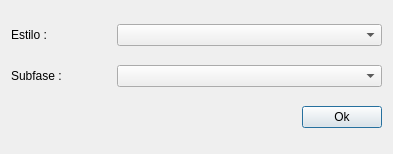
The window that uis/addStyleProfileForm.ui (dsgoficial/SAP_Gerente) describes before a commit, drawn with Qt 5.
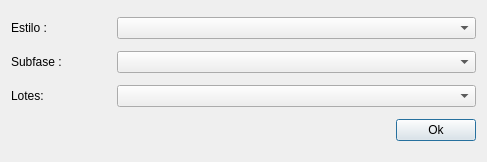
The same window after the commit.

```diff
--- a/uis/addStyleProfileForm.ui
+++ b/uis/addStyleProfileForm.ui
@@ -6,15 +6,15 @@
    <rect>
     <x>0</x>
     <y>0</y>
-    <width>393</width>
-    <height>154</height>
+    <width>487</width>
+    <height>162</height>
    </rect>
   </property>
   <property name="windowTitle">
    <string>Adicionar Perfil Modelo</string>
   </property>
   <layout class="QGridLayout" name="gridLayout">
-   <item row="0" column="0" colspan="2">
+   <item row="0" column="0">
     <layout class="QHBoxLayout" name="horizontalLayout_2">
      <item>
       <widget class="QLabel" name="label_2">
@@ -46,14 +46,7 @@
      </item>
     </layout>
    </item>
-   <item row="2" column="1">
-    <widget class="QPushButton" name="okBtn">
-     <property name="text">
-      <string>Ok</string>
-     </property>
-    </widget>
-   </item>
-   <item row="1" column="0" colspan="2">
+   <item row="1" column="0">
     <layout class="QHBoxLayout" name="horizontalLayout_3">
      <item>
       <widget class="QLabel" name="label_3">
@@ -86,6 +79,40 @@
     </layout>
    </item>
    <item row="2" column="0">
+    <layout class="QHBoxLayout" name="horizontalLayout_4">
+     <item>
+      <widget class="QLabel" name="label_4">
+       <property name="sizePolicy">
+        <sizepolicy hsizetype="Minimum" vsizetype="Fixed">
+         <horstretch>0</horstretch>
+         <verstretch>0</verstretch>
+        </sizepolicy>
+       </property>
+       <property name="minimumSize">
+        <size>
+         <width>100</width>
+         <height>0</height>
+        </size>
+       </property>
+       <property name="maximumSize">
+        <size>
+         <width>100</width>
+         <height>16777215</height>
+        </size>
+       </property>
+       <property name="text">
+        <string>Lotes:</string>
+       </property>
+      </widget>
+     </item>
+     <item>
+      <widget class="QComboBox" name="lotCb"/>
+     </item>
+    </layout>
+   </item>
+   <item row="3" column="0">
+    <layout class="QHBoxLayout" name="horizontalLayout">
+     <item>
     <spacer name="horizontalSpacer">
      <property name="orientation">
       <enum>Qt::Horizontal</enum>
@@ -97,6 +124,15 @@
       </size>
      </property>
     </spacer>
+     </item>
+     <item>
+      <widget class="QPushButton" name="okBtn">
+       <property name="text">
+        <string>Ok</string>
+       </property>
+      </widget>
+     </item>
+    </layout>
    </item>
   </layout>
  </widget>
```
Lines whose indentation alone changed are shown as unchanged.
